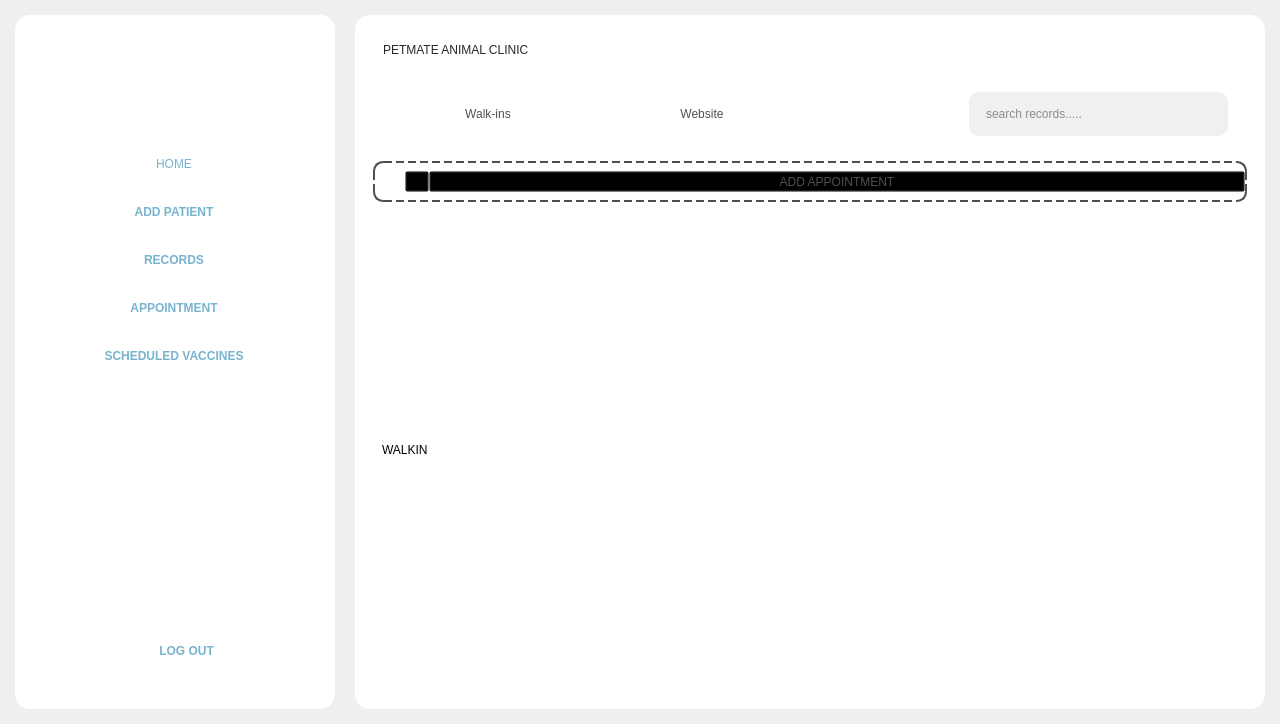
rmmln/Petmate-Desktop-Application, file Frontend/Home.ui: the form before one commit.
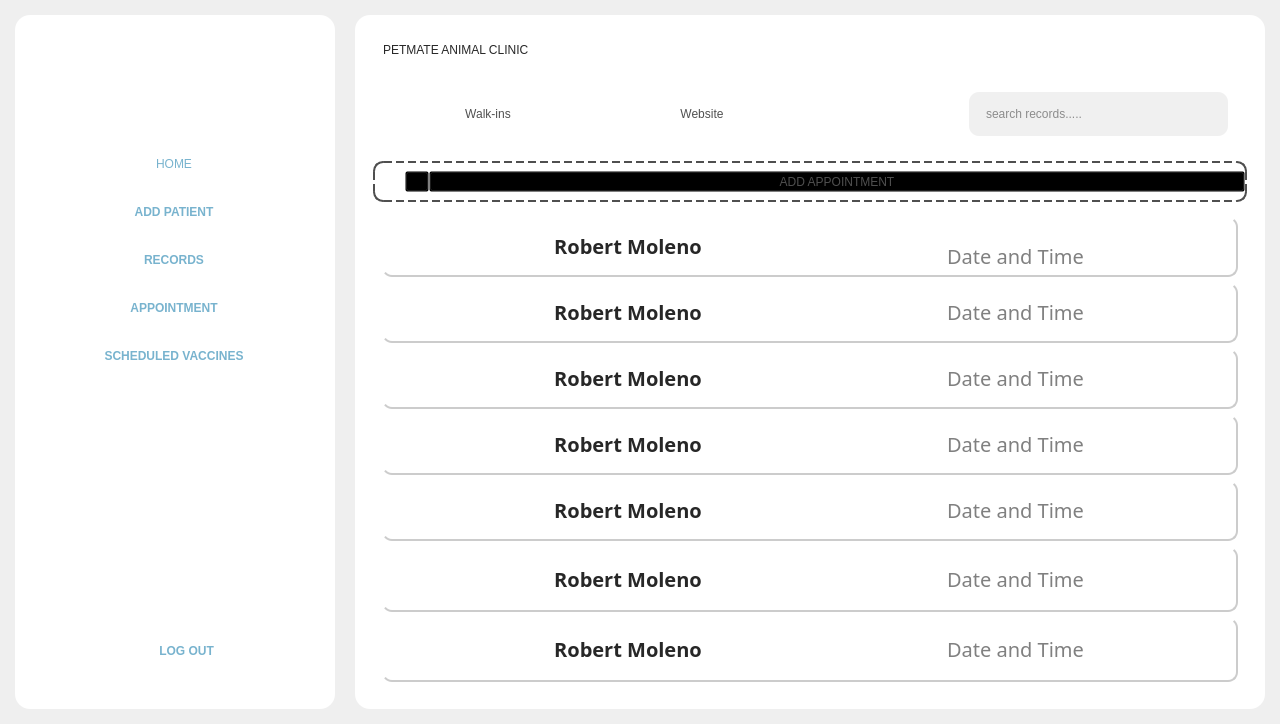
The form after the commit. The open tabs and pages were chosen to show the change. Icons and pictures are not drawn.

Diff of the .ui file:
```diff
--- a/Frontend/Home.ui
+++ b/Frontend/Home.ui
@@ -2335,20 +2335,686 @@
                   <property name="geometry">
                    <rect>
                     <x>0</x>
-                    <y>0</y>
-                    <width>83</width>
-                    <height>31</height>
+                    <y>-72</y>
+                    <width>862</width>
+                    <height>474</height>
                    </rect>
                   </property>
                   <layout class="QVBoxLayout" name="verticalLayout_17">
                    <item>
-                    <widget class="QLabel" name="label_25">
+                    <widget class="QFrame" name="frame_12">
+                     <property name="minimumSize">
+                      <size>
+                       <width>0</width>
+                       <height>0</height>
+                      </size>
+                     </property>
+                     <property name="maximumSize">
+                      <size>
+                       <width>16777215</width>
+                       <height>60</height>
+                      </size>
+                     </property>
                      <property name="styleSheet">
-                      <string notr="true">color:rgb(0, 0, 0);</string>
+                      <string notr="true">#frame_12{
+border-right: 2px solid #cccccc;
+border-bottom: 2px solid #cccccc;
+border-radius: 10px;
+}
+#frame_12:hover{
+background-color: #f0f0f0;
+}</string>
                      </property>
-                     <property name="text">
-                      <string>WALKIN</string>
+                     <property name="frameShape">
+                      <enum>QFrame::Shape::StyledPanel</enum>
                      </property>
+                     <property name="frameShadow">
+                      <enum>QFrame::Shadow::Raised</enum>
+                     </property>
+                     <layout class="QHBoxLayout" name="horizontalLayout_23">
+                      <item>
+                       <widget class="QLabel" name="label_30">
+                        <property name="maximumSize">
+                         <size>
+                          <width>40</width>
+                          <height>40</height>
+                         </size>
+                        </property>
+                        <property name="text">
+                         <string/>
+                        </property>
+                        <property name="pixmap">
+                         <pixmap resource="resource.qrc">:/Icons/Icons/UserIcon.png</pixmap>
+                        </property>
+                        <property name="scaledContents">
+                         <bool>true</bool>
+                        </property>
+                       </widget>
+                      </item>
+                      <item>
+                       <widget class="QLabel" name="label_31">
+                        <property name="styleSheet">
+                         <string notr="true">color: #272727;
+font: bold 20px Montserrat;</string>
+                        </property>
+                        <property name="text">
+                         <string>Robert Moleno</string>
+                        </property>
+                        <property name="alignment">
+                         <set>Qt::AlignmentFlag::AlignCenter</set>
+                        </property>
+                       </widget>
+                      </item>
+                      <item>
+                       <widget class="QLabel" name="label_36">
+                        <property name="minimumSize">
+                         <size>
+                          <width>0</width>
+                          <height>60</height>
+                         </size>
+                        </property>
+                        <property name="styleSheet">
+                         <string notr="true">color: gray;
+font: 20px Montserrat;</string>
+                        </property>
+                        <property name="text">
+                         <string>Date and Time</string>
+                        </property>
+                        <property name="alignment">
+                         <set>Qt::AlignmentFlag::AlignCenter</set>
+                        </property>
+                       </widget>
+                      </item>
+                      <item>
+                       <widget class="QLabel" name="label_37">
+                        <property name="maximumSize">
+                         <size>
+                          <width>15</width>
+                          <height>15</height>
+                         </size>
+                        </property>
+                        <property name="text">
+                         <string/>
+                        </property>
+                        <property name="pixmap">
+                         <pixmap resource="resource.qrc">:/Icons/Icons/delete.png</pixmap>
+                        </property>
+                        <property name="scaledContents">
+                         <bool>true</bool>
+                        </property>
+                       </widget>
+                      </item>
+                     </layout>
+                    </widget>
+                   </item>
+                   <item>
+                    <widget class="QFrame" name="frame_13">
+                     <property name="minimumSize">
+                      <size>
+                       <width>0</width>
+                       <height>60</height>
+                      </size>
+                     </property>
+                     <property name="maximumSize">
+                      <size>
+                       <width>16777215</width>
+                       <height>60</height>
+                      </size>
+                     </property>
+                     <property name="styleSheet">
+                      <string notr="true">#frame_13{
+border-right: 2px solid #cccccc;
+border-bottom: 2px solid #cccccc;
+border-radius: 10px;
+}
+#frame_13:hover{
+background-color: #f0f0f0;
+}</string>
+                     </property>
+                     <property name="frameShape">
+                      <enum>QFrame::Shape::StyledPanel</enum>
+                     </property>
+                     <property name="frameShadow">
+                      <enum>QFrame::Shadow::Raised</enum>
+                     </property>
+                     <layout class="QHBoxLayout" name="horizontalLayout_24">
+                      <item>
+                       <widget class="QLabel" name="label_39">
+                        <property name="maximumSize">
+                         <size>
+                          <width>40</width>
+                          <height>40</height>
+                         </size>
+                        </property>
+                        <property name="text">
+                         <string/>
+                        </property>
+                        <property name="pixmap">
+                         <pixmap resource="resource.qrc">:/Icons/Icons/UserIcon.png</pixmap>
+                        </property>
+                        <property name="scaledContents">
+                         <bool>true</bool>
+                        </property>
+                       </widget>
+                      </item>
+                      <item>
+                       <widget class="QLabel" name="label_40">
+                        <property name="styleSheet">
+                         <string notr="true">color: #272727;
+font: bold 20px Montserrat;
+</string>
+                        </property>
+                        <property name="text">
+                         <string>Robert Moleno</string>
+                        </property>
+                        <property name="alignment">
+                         <set>Qt::AlignmentFlag::AlignCenter</set>
+                        </property>
+                       </widget>
+                      </item>
+                      <item>
+                       <widget class="QLabel" name="label_38">
+                        <property name="styleSheet">
+                         <string notr="true">color: gray;
+font: 20px Montserrat;</string>
+                        </property>
+                        <property name="text">
+                         <string>Date and Time</string>
+                        </property>
+                        <property name="alignment">
+                         <set>Qt::AlignmentFlag::AlignCenter</set>
+                        </property>
+                       </widget>
+                      </item>
+                      <item>
+                       <widget class="QLabel" name="label_41">
+                        <property name="maximumSize">
+                         <size>
+                          <width>15</width>
+                          <height>15</height>
+                         </size>
+                        </property>
+                        <property name="text">
+                         <string/>
+                        </property>
+                        <property name="pixmap">
+                         <pixmap resource="resource.qrc">:/Icons/Icons/delete.png</pixmap>
+                        </property>
+                        <property name="scaledContents">
+                         <bool>true</bool>
+                        </property>
+                       </widget>
+                      </item>
+                     </layout>
+                    </widget>
+                   </item>
+                   <item>
+                    <widget class="QFrame" name="frame_14">
+                     <property name="maximumSize">
+                      <size>
+                       <width>16777215</width>
+                       <height>60</height>
+                      </size>
+                     </property>
+                     <property name="styleSheet">
+                      <string notr="true">#frame_14{
+border-right: 2px solid #cccccc;
+border-bottom: 2px solid #cccccc;
+border-radius: 10px;
+}
+#frame_14:hover{
+background-color: #f0f0f0;
+}</string>
+                     </property>
+                     <property name="frameShape">
+                      <enum>QFrame::Shape::StyledPanel</enum>
+                     </property>
+                     <property name="frameShadow">
+                      <enum>QFrame::Shadow::Raised</enum>
+                     </property>
+                     <layout class="QHBoxLayout" name="horizontalLayout_25">
+                      <item>
+                       <widget class="QLabel" name="label_42">
+                        <property name="maximumSize">
+                         <size>
+                          <width>40</width>
+                          <height>40</height>
+                         </size>
+                        </property>
+                        <property name="text">
+                         <string/>
+                        </property>
+                        <property name="pixmap">
+                         <pixmap resource="resource.qrc">:/Icons/Icons/UserIcon.png</pixmap>
+                        </property>
+                        <property name="scaledContents">
+                         <bool>true</bool>
+                        </property>
+                       </widget>
+                      </item>
+                      <item>
+                       <widget class="QLabel" name="label_43">
+                        <property name="styleSheet">
+                         <string notr="true">color: #272727;
+font: bold 20px Montserrat;</string>
+                        </property>
+                        <property name="text">
+                         <string>Robert Moleno</string>
+                        </property>
+                        <property name="alignment">
+                         <set>Qt::AlignmentFlag::AlignCenter</set>
+                        </property>
+                       </widget>
+                      </item>
+                      <item>
+                       <widget class="QLabel" name="label_44">
+                        <property name="styleSheet">
+                         <string notr="true">color: gray;
+font: 20px Montserrat;
+</string>
+                        </property>
+                        <property name="text">
+                         <string>Date and Time</string>
+                        </property>
+                        <property name="alignment">
+                         <set>Qt::AlignmentFlag::AlignCenter</set>
+                        </property>
+                       </widget>
+                      </item>
+                      <item>
+                       <widget class="QLabel" name="label_45">
+                        <property name="maximumSize">
+                         <size>
+                          <width>15</width>
+                          <height>15</height>
+                         </size>
+                        </property>
+                        <property name="text">
+                         <string/>
+                        </property>
+                        <property name="pixmap">
+                         <pixmap resource="resource.qrc">:/Icons/Icons/delete.png</pixmap>
+                        </property>
+                        <property name="scaledContents">
+                         <bool>true</bool>
+                        </property>
+                       </widget>
+                      </item>
+                     </layout>
+                    </widget>
+                   </item>
+                   <item>
+                    <widget class="QFrame" name="frame_15">
+                     <property name="minimumSize">
+                      <size>
+                       <width>0</width>
+                       <height>60</height>
+                      </size>
+                     </property>
+                     <property name="maximumSize">
+                      <size>
+                       <width>16777215</width>
+                       <height>60</height>
+                      </size>
+                     </property>
+                     <property name="styleSheet">
+                      <string notr="true">#frame_15{
+border-right: 2px solid #cccccc;
+border-bottom: 2px solid #cccccc;
+border-radius: 10px;
+}
+#frame_15:hover{
+background-color: #f0f0f0;
+}</string>
+                     </property>
+                     <property name="frameShape">
+                      <enum>QFrame::Shape::StyledPanel</enum>
+                     </property>
+                     <property name="frameShadow">
+                      <enum>QFrame::Shadow::Raised</enum>
+                     </property>
+                     <layout class="QHBoxLayout" name="horizontalLayout_26">
+                      <item>
+                       <widget class="QLabel" name="label_46">
+                        <property name="maximumSize">
+                         <size>
+                          <width>40</width>
+                          <height>40</height>
+                         </size>
+                        </property>
+                        <property name="text">
+                         <string/>
+                        </property>
+                        <property name="pixmap">
+                         <pixmap resource="resource.qrc">:/Icons/Icons/UserIcon.png</pixmap>
+                        </property>
+                        <property name="scaledContents">
+                         <bool>true</bool>
+                        </property>
+                       </widget>
+                      </item>
+                      <item>
+                       <widget class="QLabel" name="label_47">
+                        <property name="styleSheet">
+                         <string notr="true">color: #272727;
+font: bold 20px Montserrat;</string>
+                        </property>
+                        <property name="text">
+                         <string>Robert Moleno</string>
+                        </property>
+                        <property name="alignment">
+                         <set>Qt::AlignmentFlag::AlignCenter</set>
+                        </property>
+                       </widget>
+                      </item>
+                      <item>
+                       <widget class="QLabel" name="label_48">
+                        <property name="styleSheet">
+                         <string notr="true">color: gray;
+font: 20px Montserrat;
+</string>
+                        </property>
+                        <property name="text">
+                         <string>Date and Time</string>
+                        </property>
+                        <property name="alignment">
+                         <set>Qt::AlignmentFlag::AlignCenter</set>
+                        </property>
+                       </widget>
+                      </item>
+                      <item>
+                       <widget class="QLabel" name="label_49">
+                        <property name="maximumSize">
+                         <size>
+                          <width>15</width>
+                          <height>15</height>
+                         </size>
+                        </property>
+                        <property name="text">
+                         <string/>
+                        </property>
+                        <property name="pixmap">
+                         <pixmap resource="resource.qrc">:/Icons/Icons/delete.png</pixmap>
+                        </property>
+                        <property name="scaledContents">
+                         <bool>true</bool>
+                        </property>
+                       </widget>
+                      </item>
+                     </layout>
+                    </widget>
+                   </item>
+                   <item>
+                    <widget class="QFrame" name="frame_16">
+                     <property name="maximumSize">
+                      <size>
+                       <width>16777215</width>
+                       <height>60</height>
+                      </size>
+                     </property>
+                     <property name="styleSheet">
+                      <string notr="true">#frame_16{
+border-right: 2px solid #cccccc;
+border-bottom: 2px solid #cccccc;
+border-radius: 10px;
+}
+#frame_16:hover{
+background-color: #f0f0f0;
+}</string>
+                     </property>
+                     <property name="frameShape">
+                      <enum>QFrame::Shape::StyledPanel</enum>
+                     </property>
+                     <property name="frameShadow">
+                      <enum>QFrame::Shadow::Raised</enum>
+                     </property>
+                     <layout class="QHBoxLayout" name="horizontalLayout_27">
+                      <item>
+                       <widget class="QLabel" name="label_51">
+                        <property name="maximumSize">
+                         <size>
+                          <width>40</width>
+                          <height>40</height>
+                         </size>
+                        </property>
+                        <property name="text">
+                         <string/>
+                        </property>
+                        <property name="pixmap">
+                         <pixmap resource="resource.qrc">:/Icons/Icons/UserIcon.png</pixmap>
+                        </property>
+                        <property name="scaledContents">
+                         <bool>true</bool>
+                        </property>
+                       </widget>
+                      </item>
+                      <item>
+                       <widget class="QLabel" name="label_25">
+                        <property name="styleSheet">
+                         <string notr="true">color: #272727;
+font: bold 20px Montserrat;</string>
+                        </property>
+                        <property name="text">
+                         <string>Robert Moleno</string>
+                        </property>
+                        <property name="alignment">
+                         <set>Qt::AlignmentFlag::AlignCenter</set>
+                        </property>
+                       </widget>
+                      </item>
+                      <item>
+                       <widget class="QLabel" name="label_50">
+                        <property name="styleSheet">
+                         <string notr="true">color: gray;
+font: 20px Montserrat;
+</string>
+                        </property>
+                        <property name="text">
+                         <string>Date and Time</string>
+                        </property>
+                        <property name="alignment">
+                         <set>Qt::AlignmentFlag::AlignCenter</set>
+                        </property>
+                       </widget>
+                      </item>
+                      <item>
+                       <widget class="QLabel" name="label_52">
+                        <property name="maximumSize">
+                         <size>
+                          <width>15</width>
+                          <height>15</height>
+                         </size>
+                        </property>
+                        <property name="text">
+                         <string/>
+                        </property>
+                        <property name="pixmap">
+                         <pixmap resource="resource.qrc">:/Icons/Icons/delete.png</pixmap>
+                        </property>
+                        <property name="scaledContents">
+                         <bool>true</bool>
+                        </property>
+                       </widget>
+                      </item>
+                     </layout>
+                    </widget>
+                   </item>
+                   <item>
+                    <widget class="QFrame" name="frame_17">
+                     <property name="styleSheet">
+                      <string notr="true">#frame_17{
+border-right: 2px solid #cccccc;
+border-bottom: 2px solid #cccccc;
+border-radius: 10px;
+}
+#frame_17:hover{
+background-color: #f0f0f0;
+}</string>
+                     </property>
+                     <property name="frameShape">
+                      <enum>QFrame::Shape::StyledPanel</enum>
+                     </property>
+                     <property name="frameShadow">
+                      <enum>QFrame::Shadow::Raised</enum>
+                     </property>
+                     <layout class="QHBoxLayout" name="horizontalLayout_28">
+                      <item>
+                       <widget class="QLabel" name="label_53">
+                        <property name="maximumSize">
+                         <size>
+                          <width>40</width>
+                          <height>40</height>
+                         </size>
+                        </property>
+                        <property name="text">
+                         <string/>
+                        </property>
+                        <property name="pixmap">
+                         <pixmap resource="resource.qrc">:/Icons/Icons/UserIcon.png</pixmap>
+                        </property>
+                        <property name="scaledContents">
+                         <bool>true</bool>
+                        </property>
+                       </widget>
+                      </item>
+                      <item>
+                       <widget class="QLabel" name="label_54">
+                        <property name="styleSheet">
+                         <string notr="true">color: #272727;
+font: bold 20px Montserrat;</string>
+                        </property>
+                        <property name="text">
+                         <string>Robert Moleno</string>
+                        </property>
+                        <property name="alignment">
+                         <set>Qt::AlignmentFlag::AlignCenter</set>
+                        </property>
+                       </widget>
+                      </item>
+                      <item>
+                       <widget class="QLabel" name="label_55">
+                        <property name="styleSheet">
+                         <string notr="true">color: gray;
+font: 20px Montserrat;
+</string>
+                        </property>
+                        <property name="text">
+                         <string>Date and Time</string>
+                        </property>
+                        <property name="alignment">
+                         <set>Qt::AlignmentFlag::AlignCenter</set>
+                        </property>
+                       </widget>
+                      </item>
+                      <item>
+                       <widget class="QLabel" name="label_56">
+                        <property name="maximumSize">
+                         <size>
+                          <width>15</width>
+                          <height>15</height>
+                         </size>
+                        </property>
+                        <property name="text">
+                         <string/>
+                        </property>
+                        <property name="pixmap">
+                         <pixmap resource="resource.qrc">:/Icons/Icons/delete.png</pixmap>
+                        </property>
+                        <property name="scaledContents">
+                         <bool>true</bool>
+                        </property>
+                       </widget>
+                      </item>
+                     </layout>
+                    </widget>
+                   </item>
+                   <item>
+                    <widget class="QFrame" name="frame_18">
+                     <property name="styleSheet">
+                      <string notr="true">#frame_18{
+border-right: 2px solid #cccccc;
+border-bottom: 2px solid #cccccc;
+border-radius: 10px;
+}
+#frame_18:hover{
+background-color: #f0f0f0;
+}</string>
+                     </property>
+                     <property name="frameShape">
+                      <enum>QFrame::Shape::StyledPanel</enum>
+                     </property>
+                     <property name="frameShadow">
+                      <enum>QFrame::Shadow::Raised</enum>
+                     </property>
+                     <layout class="QHBoxLayout" name="horizontalLayout_29">
+                      <item>
+                       <widget class="QLabel" name="label_57">
+                        <property name="maximumSize">
+                         <size>
+                          <width>40</width>
+                          <height>40</height>
+                         </size>
+                        </property>
+                        <property name="text">
+                         <string/>
+                        </property>
+                        <property name="pixmap">
+                         <pixmap resource="resource.qrc">:/Icons/Icons/UserIcon.png</pixmap>
+                        </property>
+                        <property name="scaledContents">
+                         <bool>true</bool>
+                        </property>
+                       </widget>
+                      </item>
+                      <item>
+                       <widget class="QLabel" name="label_58">
+                        <property name="styleSheet">
+                         <string notr="true">color: #272727;
+font: bold 20px Montserrat;</string>
+                        </property>
+                        <property name="text">
+                         <string>Robert Moleno</string>
+                        </property>
+                        <property name="alignment">
+                         <set>Qt::AlignmentFlag::AlignCenter</set>
+                        </property>
+                       </widget>
+                      </item>
+                      <item>
+                       <widget class="QLabel" name="label_59">
+                        <property name="styleSheet">
+                         <string notr="true">color: gray;
+font: 20px Montserrat;
+</string>
+                        </property>
+                        <property name="text">
+                         <string>Date and Time</string>
+                        </property>
+                        <property name="alignment">
+                         <set>Qt::AlignmentFlag::AlignCenter</set>
+                        </property>
+                       </widget>
+                      </item>
+                      <item>
+                       <widget class="QLabel" name="label_60">
+                        <property name="maximumSize">
+                         <size>
+                          <width>15</width>
+                          <height>15</height>
+                         </size>
+                        </property>
+                        <property name="text">
+                         <string/>
+                        </property>
+                        <property name="pixmap">
+                         <pixmap resource="resource.qrc">:/Icons/Icons/delete.png</pixmap>
+                        </property>
+                        <property name="scaledContents">
+                         <bool>true</bool>
+                        </property>
+                       </widget>
+                      </item>
+                     </layout>
                     </widget>
                    </item>
                   </layout>
```
Left out of the diff: 262 changed lines with no effect on the pictures.
